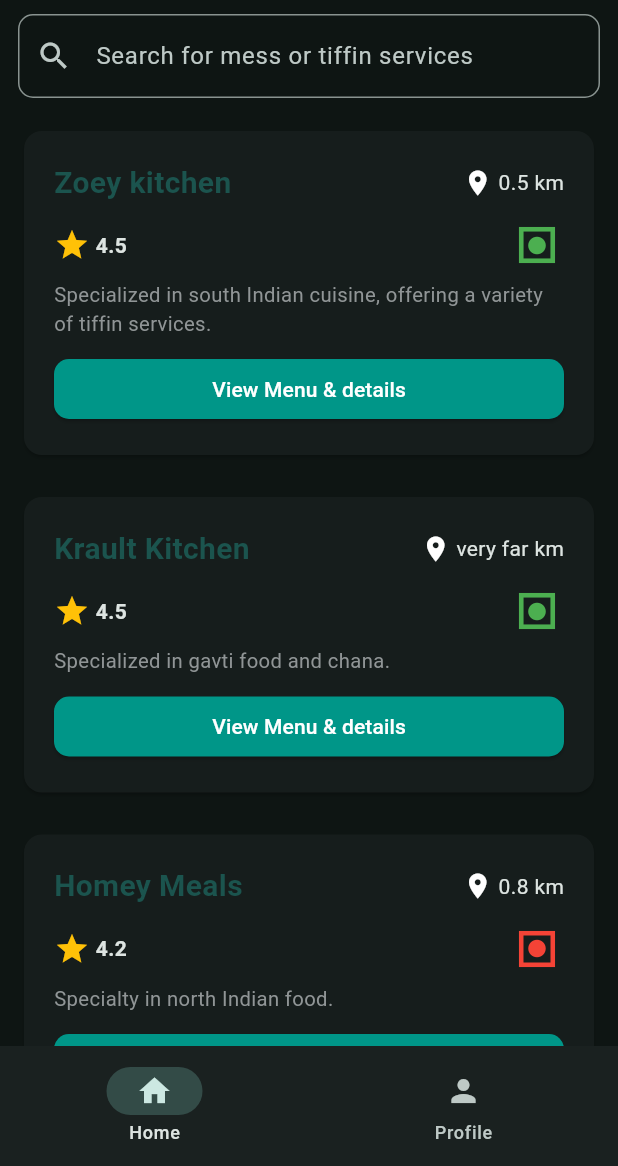
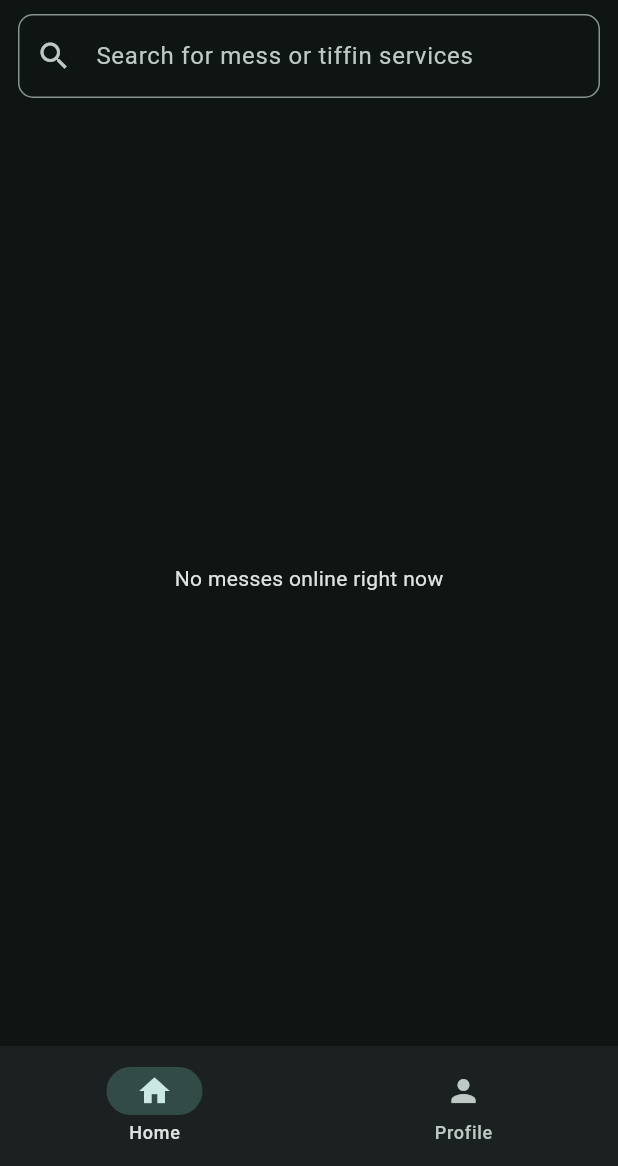
Before and after one commit to Shiven-677/real-tiffinity, a Flutter app: the CustomerWidgetTree screen opened directly, after a tap on the "light mode" icon, on a phone screen of 412 x 824 dp, the part 70-1236 px from its top. Run offline on Flutter 3.47's test engine with Material 3 defaults, Android fonts, the phone set to English and light mode, and no system bars; our stand-ins replace cloud_firestore, firebase_auth, firebase_core, image_picker, lottie, shared_preferences; accounts and stored records are empty.

Commit message:
added backend for customer, added menu page //note: cart page is empty

```diff
--- a/lib/views/pages/customer_pages/customer_home_page.dart
+++ b/lib/views/pages/customer_pages/customer_home_page.dart
@@ -1,14 +1,21 @@
 import 'package:flutter/material.dart';
+import 'package:cloud_firestore/cloud_firestore.dart';
 import 'package:Tiffinity/views/widgets/card_widget.dart';
 
-class CustomerHomePage extends StatelessWidget {
+class CustomerHomePage extends StatefulWidget {
   const CustomerHomePage({super.key});
+
+  @override
+  State<CustomerHomePage> createState() => _CustomerHomePageState();
+}
+
+class _CustomerHomePageState extends State<CustomerHomePage> {
+  String searchQuery = "";
 
   @override
   Widget build(BuildContext context) {
     return Padding(
       padding: const EdgeInsets.symmetric(horizontal: 12.0),
-      child: SingleChildScrollView(
       child: Column(
         children: [
           TextField(
@@ -17,60 +24,68 @@ class CustomerHomePage extends StatelessWidget {
                 borderRadius: BorderRadius.circular(10.0),
               ),
               hintText: 'Search for mess or tiffin services',
-                prefixIcon: Icon(Icons.search),
+              prefixIcon: const Icon(Icons.search),
+            ),
+            onChanged: (value) {
+              setState(() {
+                searchQuery = value.toLowerCase();
+              });
+            },
+          ),
+          const SizedBox(height: 8.0),
+
+          Expanded(
+            child: StreamBuilder<QuerySnapshot>(
+              stream:
+                  FirebaseFirestore.instance
+                      .collection('messes')
+                      .where('isOnline', isEqualTo: true)
+                      .snapshots(),
+              builder: (context, snapshot) {
+                if (snapshot.connectionState == ConnectionState.waiting) {
+                  return const Center(child: CircularProgressIndicator());
+                }
+                if (!snapshot.hasData || snapshot.data!.docs.isEmpty) {
+                  return const Center(
+                    child: Text("No messes online right now"),
+                  );
+                }
+
+                final messes =
+                    snapshot.data!.docs.where((doc) {
+                      final mess = doc.data() as Map<String, dynamic>;
+                      final name =
+                          (mess['messName'] ?? '').toString().toLowerCase();
+                      final description =
+                          (mess['description'] ?? '').toString().toLowerCase();
+
+                      return name.contains(searchQuery) ||
+                          description.contains(searchQuery);
+                    }).toList();
+
+                if (messes.isEmpty) {
+                  return const Center(child: Text("No results found"));
+                }
+
+                return ListView.builder(
+                  itemCount: messes.length,
+                  itemBuilder: (context, index) {
+                    final mess = messes[index].data() as Map<String, dynamic>;
+
+                    return CardWidget(
+                      title: mess['messName'] ?? 'Unnamed',
+                      description: mess['description'] ?? '',
+                      ratings: "4.5",
+                      distance: "1.0",
+                      isVeg: mess['messType']?.toLowerCase() == 'veg',
+                      messId: messes[index].id, // Pass the mess ID here
+                    );
+                  },
+                );
+              },
             ),
           ),
-            SizedBox(height: 8.0),
-            CardWidget(
-              title: 'Zoey kitchen',
-              description:
-                  'Specialized in south Indian cuisine, offering a variety of tiffin services.',
-              ratings: '4.5',
-              distance: '0.5',
-              isVeg: true, //for mess information
-            ),
-
-            CardWidget(
-              title: 'Krault Kitchen',
-              description: 'Specialized in gavti food and chana.',
-              ratings: '4.5',
-              distance: 'very far',
-              isVeg: true, //for mess information
-            ),
-
-            CardWidget(
-              title: 'Homey Meals',
-              description: 'Specialty in north Indian food.',
-              ratings: '4.2',
-              distance: '0.8',
-              isVeg: false, //for mess information
-            ),
-
-            CardWidget(
-              title: 'Annapurna Tiffins',
-              description: 'Specialized in authentic maharashtrian cuisine.',
-              ratings: '3.9',
-              distance: '1.2', //for mess information
-              isVeg: true,
-            ),
-
-            CardWidget(
-              title: 'rohit gay',
-              description: 'Suitable for bulk orders and meal prep.',
-              ratings: '4.8',
-              distance: '0.2', //for mess information
-              isVeg: true,
-            ),
-
-            CardWidget(
-              title: 'Tripura Mess',
-              description: 'Known for its traditional Bengali dishes.',
-              ratings: '4.5',
-              distance: '1.6', //for mess information
-              isVeg: false,
-            ),
         ],
-        ),
       ),
     );
   }
```
Also changed, not shown: lib/views/pages/customer_pages/customer_menu_page.dart (added, +225 -0 lines), lib/views/widgets/card_widget.dart (+9 -1 lines). Lines whose indentation alone changed are shown as unchanged.
